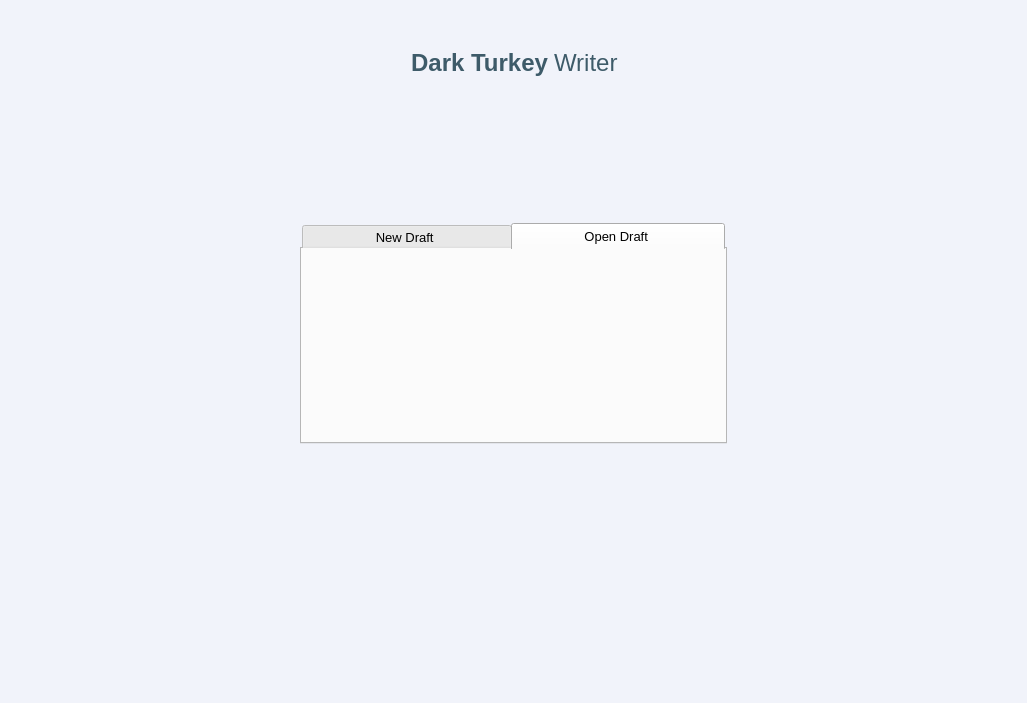
The window that UI/optionWindow.ui (omarelshopky/DarkWriter) describes before a commit, drawn with Qt 5.
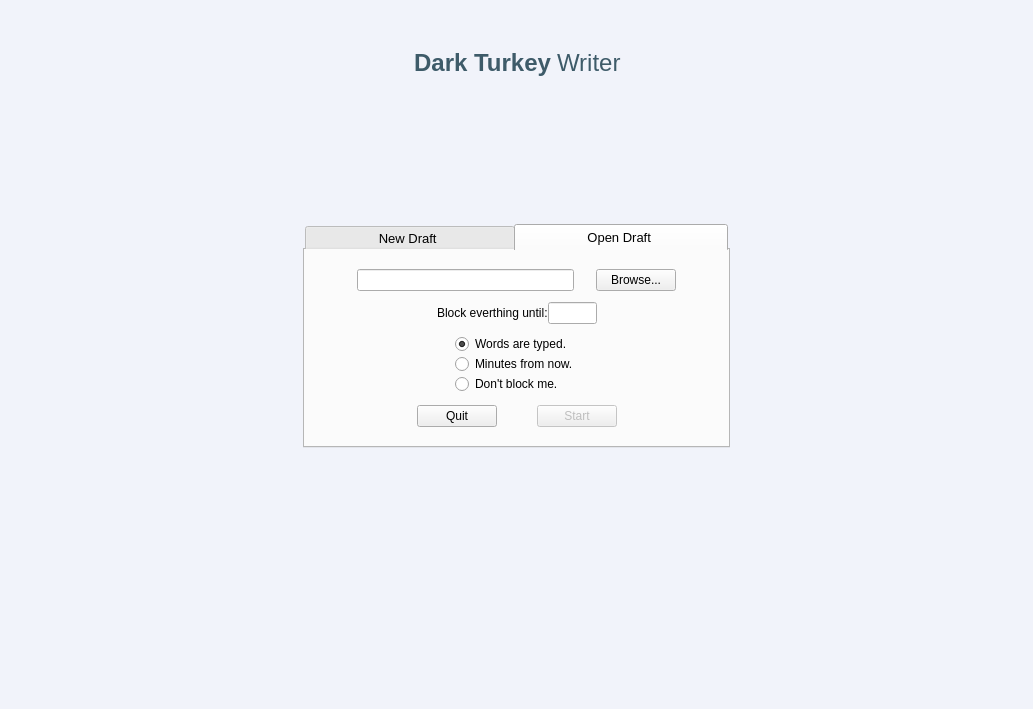
The same window after the commit. The open tabs and pages were chosen to show the change.

Commit message: Finish Option Window UI

The edit to the form file:
```diff
--- a/UI/optionWindow.ui
+++ b/UI/optionWindow.ui
@@ -6,8 +6,8 @@
    <rect>
     <x>0</x>
     <y>0</y>
-    <width>1027</width>
-    <height>703</height>
+    <width>1033</width>
+    <height>709</height>
    </rect>
   </property>
   <property name="palette">
@@ -758,6 +758,338 @@
            <attribute name="title">
             <string>                 Open Draft                  </string>
            </attribute>
+           <layout class="QHBoxLayout" name="odCentralLayout">
+            <item>
+             <layout class="QVBoxLayout" name="odMainLayoutH" stretch="0,0,0,7,0,7,0,7,0">
+              <property name="spacing">
+               <number>0</number>
+              </property>
+              <item>
+               <spacer name="odMainSpacer1">
+                <property name="orientation">
+                 <enum>Qt::Vertical</enum>
+                </property>
+                <property name="sizeHint" stdset="0">
+                 <size>
+                  <width>20</width>
+                  <height>40</height>
+                 </size>
+                </property>
+               </spacer>
+              </item>
+              <item>
+               <layout class="QHBoxLayout" name="odFileLayout" stretch="2,10,1,3,2">
+                <item>
+                 <spacer name="odFileSpacerL">
+                  <property name="orientation">
+                   <enum>Qt::Horizontal</enum>
+                  </property>
+                  <property name="sizeHint" stdset="0">
+                   <size>
+                    <width>40</width>
+                    <height>20</height>
+                   </size>
+                  </property>
+                 </spacer>
+                </item>
+                <item>
+                 <widget class="QLineEdit" name="odFilePathTxt"/>
+                </item>
+                <item>
+                 <spacer name="odFileSpacerM">
+                  <property name="orientation">
+                   <enum>Qt::Horizontal</enum>
+                  </property>
+                  <property name="sizeHint" stdset="0">
+                   <size>
+                    <width>40</width>
+                    <height>20</height>
+                   </size>
+                  </property>
+                 </spacer>
+                </item>
+                <item>
+                 <widget class="QPushButton" name="odBrowseBtn">
+                  <property name="font">
+                   <font>
+                    <pointsize>9</pointsize>
+                   </font>
+                  </property>
+                  <property name="text">
+                   <string>Browse...</string>
+                  </property>
+                 </widget>
+                </item>
+                <item>
+                 <spacer name="odFileSpacerR">
+                  <property name="orientation">
+                   <enum>Qt::Horizontal</enum>
+                  </property>
+                  <property name="sizeHint" stdset="0">
+                   <size>
+                    <width>40</width>
+                    <height>20</height>
+                   </size>
+                  </property>
+                 </spacer>
+                </item>
+               </layout>
+              </item>
+              <item>
+               <spacer name="odMainSpacer2">
+                <property name="orientation">
+                 <enum>Qt::Vertical</enum>
+                </property>
+                <property name="sizeHint" stdset="0">
+                 <size>
+                  <width>20</width>
+                  <height>40</height>
+                 </size>
+                </property>
+               </spacer>
+              </item>
+              <item>
+               <layout class="QHBoxLayout" name="odBlockInputLayoutH" stretch="5,4,2,5">
+                <item>
+                 <spacer name="odBlockInputSpacerL">
+                  <property name="orientation">
+                   <enum>Qt::Horizontal</enum>
+                  </property>
+                  <property name="sizeHint" stdset="0">
+                   <size>
+                    <width>40</width>
+                    <height>20</height>
+                   </size>
+                  </property>
+                 </spacer>
+                </item>
+                <item>
+                 <widget class="QLabel" name="odBlockInputLbl">
+                  <property name="font">
+                   <font>
+                    <pointsize>9</pointsize>
+                   </font>
+                  </property>
+                  <property name="text">
+                   <string>Block everthing until:</string>
+                  </property>
+                 </widget>
+                </item>
+                <item>
+                 <widget class="QLineEdit" name="odBlockInput">
+                  <property name="frame">
+                   <bool>true</bool>
+                  </property>
+                 </widget>
+                </item>
+                <item>
+                 <spacer name="odBlockInputSpacerR">
+                  <property name="orientation">
+                   <enum>Qt::Horizontal</enum>
+                  </property>
+                  <property name="sizeHint" stdset="0">
+                   <size>
+                    <width>40</width>
+                    <height>20</height>
+                   </size>
+                  </property>
+                 </spacer>
+                </item>
+               </layout>
+              </item>
+              <item>
+               <spacer name="odMainSpacer3">
+                <property name="orientation">
+                 <enum>Qt::Vertical</enum>
+                </property>
+                <property name="sizeHint" stdset="0">
+                 <size>
+                  <width>20</width>
+                  <height>40</height>
+                 </size>
+                </property>
+               </spacer>
+              </item>
+              <item>
+               <layout class="QHBoxLayout" name="odBlockInputLayoutH_2" stretch="5,0,5">
+                <item>
+                 <spacer name="odBlockInputSpacerL_2">
+                  <property name="orientation">
+                   <enum>Qt::Horizontal</enum>
+                  </property>
+                  <property name="sizeHint" stdset="0">
+                   <size>
+                    <width>40</width>
+                    <height>20</height>
+                   </size>
+                  </property>
+                 </spacer>
+                </item>
+                <item>
+                 <layout class="QVBoxLayout" name="odRadioLayoutV">
+                  <item>
+                   <widget class="QRadioButton" name="odWordRadioBtn">
+                    <property name="font">
+                     <font>
+                      <pointsize>9</pointsize>
+                     </font>
+                    </property>
+                    <property name="text">
+                     <string>Words are typed.</string>
+                    </property>
+                    <property name="checked">
+                     <bool>true</bool>
+                    </property>
+                   </widget>
+                  </item>
+                  <item>
+                   <widget class="QRadioButton" name="odmntRadioBtn">
+                    <property name="font">
+                     <font>
+                      <pointsize>9</pointsize>
+                     </font>
+                    </property>
+                    <property name="text">
+                     <string>Minutes from now.</string>
+                    </property>
+                    <property name="checked">
+                     <bool>false</bool>
+                    </property>
+                   </widget>
+                  </item>
+                  <item>
+                   <widget class="QRadioButton" name="odFreeRadioBtn">
+                    <property name="font">
+                     <font>
+                      <pointsize>9</pointsize>
+                     </font>
+                    </property>
+                    <property name="text">
+                     <string>Don't block me.</string>
+                    </property>
+                    <property name="checked">
+                     <bool>false</bool>
+                    </property>
+                   </widget>
+                  </item>
+                 </layout>
+                </item>
+                <item>
+                 <spacer name="odBlockInputSpacerR_4">
+                  <property name="orientation">
+                   <enum>Qt::Horizontal</enum>
+                  </property>
+                  <property name="sizeHint" stdset="0">
+                   <size>
+                    <width>40</width>
+                    <height>20</height>
+                   </size>
+                  </property>
+                 </spacer>
+                </item>
+               </layout>
+              </item>
+              <item>
+               <spacer name="odMainSpacer4">
+                <property name="orientation">
+                 <enum>Qt::Vertical</enum>
+                </property>
+                <property name="sizeHint" stdset="0">
+                 <size>
+                  <width>20</width>
+                  <height>40</height>
+                 </size>
+                </property>
+               </spacer>
+              </item>
+              <item>
+               <layout class="QHBoxLayout" name="odBtnLayoutH" stretch="6,0,0,0,6">
+                <item>
+                 <spacer name="ddBtnSpacerL">
+                  <property name="orientation">
+                   <enum>Qt::Horizontal</enum>
+                  </property>
+                  <property name="sizeHint" stdset="0">
+                   <size>
+                    <width>40</width>
+                    <height>20</height>
+                   </size>
+                  </property>
+                 </spacer>
+                </item>
+                <item>
+                 <widget class="QPushButton" name="odQuitBtn">
+                  <property name="font">
+                   <font>
+                    <family>MS Shell Dlg 2</family>
+                    <pointsize>9</pointsize>
+                   </font>
+                  </property>
+                  <property name="text">
+                   <string>Quit</string>
+                  </property>
+                 </widget>
+                </item>
+                <item>
+                 <spacer name="ddBtnSpacerM">
+                  <property name="orientation">
+                   <enum>Qt::Horizontal</enum>
+                  </property>
+                  <property name="sizeHint" stdset="0">
+                   <size>
+                    <width>40</width>
+                    <height>20</height>
+                   </size>
+                  </property>
+                 </spacer>
+                </item>
+                <item>
+                 <widget class="QPushButton" name="odStartBtn">
+                  <property name="enabled">
+                   <bool>false</bool>
+                  </property>
+                  <property name="font">
+                   <font>
+                    <family>MS Shell Dlg 2</family>
+                    <pointsize>9</pointsize>
+                   </font>
+                  </property>
+                  <property name="text">
+                   <string>Start</string>
+                  </property>
+                 </widget>
+                </item>
+                <item>
+                 <spacer name="odBtnSpacerR">
+                  <property name="orientation">
+                   <enum>Qt::Horizontal</enum>
+                  </property>
+                  <property name="sizeHint" stdset="0">
+                   <size>
+                    <width>40</width>
+                    <height>20</height>
+                   </size>
+                  </property>
+                 </spacer>
+                </item>
+               </layout>
+              </item>
+              <item>
+               <spacer name="odMainSpacer5">
+                <property name="orientation">
+                 <enum>Qt::Vertical</enum>
+                </property>
+                <property name="sizeHint" stdset="0">
+                 <size>
+                  <width>20</width>
+                  <height>40</height>
+                 </size>
+                </property>
+               </spacer>
+              </item>
+             </layout>
+            </item>
+           </layout>
           </widget>
          </widget>
         </item>
```
Left out of the diff: 20 changed lines with no effect on the pictures.
